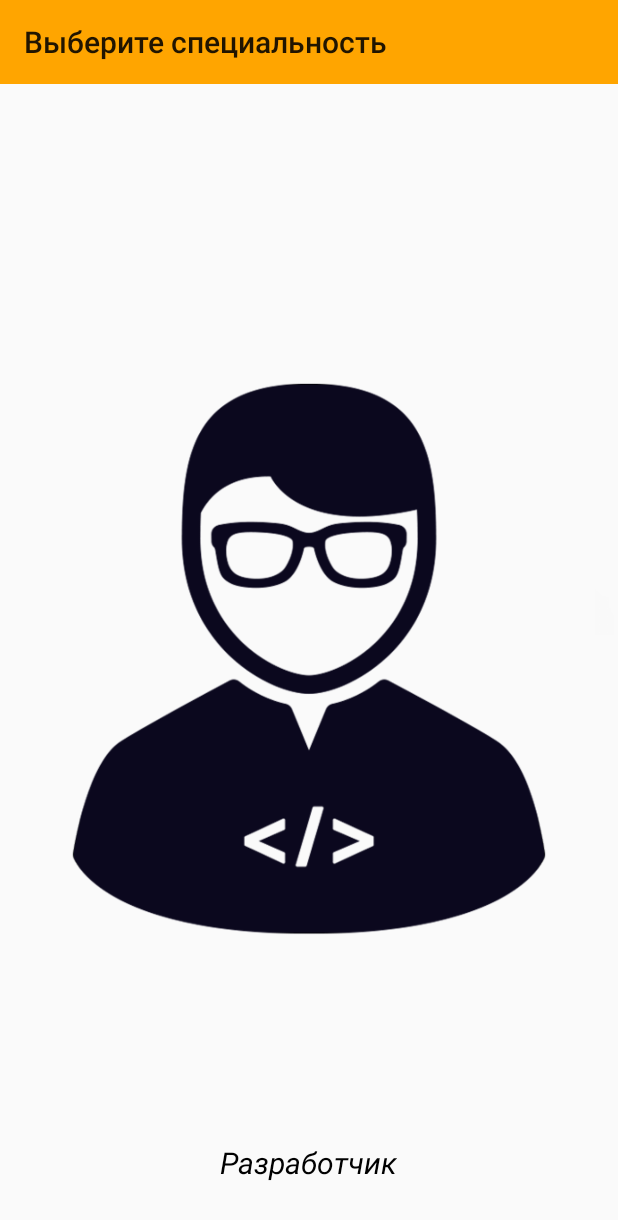
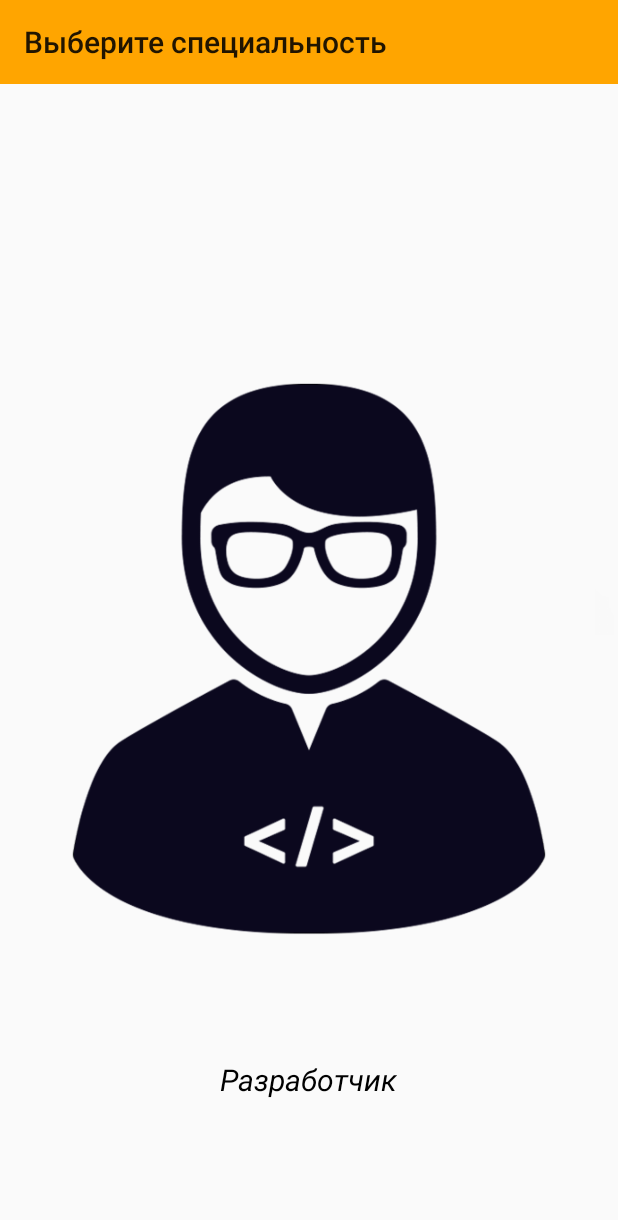
Before and after one commit to KirstenLy/hr, an Android app: the screen it shows after launch (MainActivity), on a phone screen of 412 x 824 dp. Shown: the top 1220 px of the screen. Run offline under Robolectric (Android 15) with nearby library versions, the phone set to English and light mode, and no system bars; pictures from the network do not load.

Commit message:
11.12, 11:18 + Фикс бага на экране лого и экране профессии, при котором оба они выглядели не не единообразно. Стало заметно лучше, но баг всё ещё остался на экранах 240x320 и 480x800

```diff
--- a/app/src/main/res/layout/cell_profession.xml
+++ b/app/src/main/res/layout/cell_profession.xml
@@ -1,25 +1,30 @@
 <?xml version="1.0" encoding="utf-8"?>
 <RelativeLayout xmlns:android="http://schemas.android.com/apk/res/android"
     android:layout_width="match_parent"
-    android:layout_height="wrap_content">
+    android:layout_height="match_parent">
 
     <ImageView
         android:id="@+id/img_profession_cell"
         android:layout_width="wrap_content"
         android:layout_height="wrap_content"
         android:layout_centerInParent="true"
+        android:adjustViewBounds="true"
         android:src="@drawable/logo" />
+
+    <RelativeLayout
+        android:layout_width="match_parent"
+        android:layout_height="match_parent"
+        android:layout_below="@id/img_profession_cell">
 
         <TextView
             android:id="@+id/text_professional_cell_name"
             android:layout_width="wrap_content"
             android:layout_height="wrap_content"
-        android:layout_alignBottom="@+id/img_profession_cell"
-        android:layout_centerHorizontal="true"
+            android:layout_centerInParent="true"
             android:fontFamily="sans-serif"
-        android:paddingBottom="@dimen/padding_large"
             android:text="@string/logo_text"
             android:textColor="@color/colorBlack"
             android:textSize="@dimen/text_size_large"
             android:textStyle="italic" />
     </RelativeLayout>
+</RelativeLayout>
```
Also changed, not shown: app/src/main/res/layout/activity_logo.xml (+9 -4 lines). Lines whose indentation alone changed are shown as unchanged.
